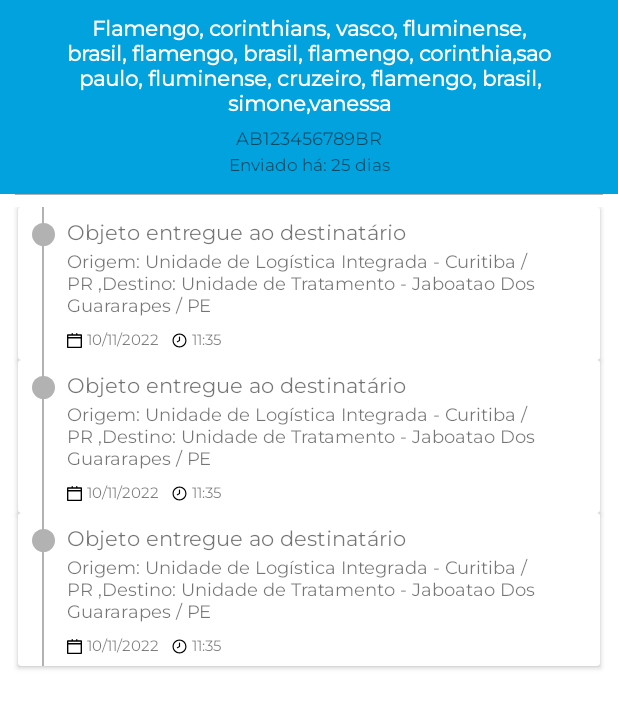
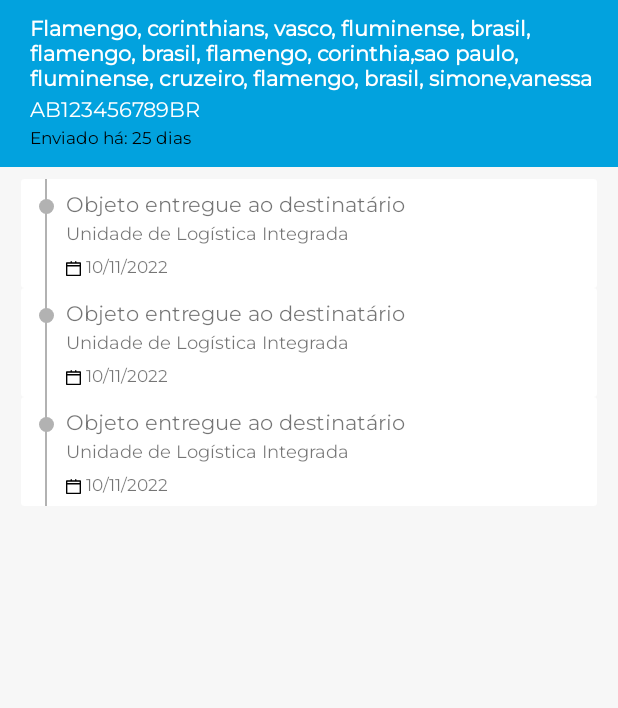
Before and after one commit to IsaqueNogueira/Gerenciador, an Android app: the layout detalhe_encomenda.xml on its own in the app's theme, with its tools: preview values and no code run, on a phone screen of 412 x 824 dp. Shown: the top 708 px of the screen. Run offline under Robolectric (Android 15) with nearby library versions, the phone set to English and light mode, and no system bars.

```diff
--- a/app/build.gradle
+++ b/app/build.gradle
@@ -42,6 +42,7 @@ dependencies {
 
     implementation 'com.squareup.retrofit2:retrofit:2.9.0'
     implementation 'com.squareup.retrofit2:converter-moshi:2.9.0'
+    implementation 'com.squareup.retrofit2:converter-gson:2.9.0'
 
     implementation 'androidx.core:core-ktx:1.7.0'
     implementation 'androidx.appcompat:appcompat:1.5.1'
@@ -57,6 +58,7 @@ dependencies {
     implementation 'com.google.firebase:firebase-auth'
 
     implementation "androidx.lifecycle:lifecycle-runtime-ktx:$lifecycle_version"
+    implementation("org.jetbrains.kotlinx:kotlinx-serialization-json:1.4.1")
 
 
 
--- a/app/src/main/java/com/example/gerenciadordeencomendas/ui/activity/viewmodel/DetalheEncomendaViewModel.kt
+++ b/app/src/main/java/com/example/gerenciadordeencomendas/ui/activity/viewmodel/DetalheEncomendaViewModel.kt
@@ -3,6 +3,7 @@ package com.example.gerenciadordeencomendas.ui.activity.viewmodel
 import androidx.lifecycle.ViewModel
 import com.example.gerenciadordeencomendas.repository.Repository
 import com.example.gerenciadordeencomendas.webcliente.model.ApiCorreios
+import com.example.gerenciadordeencomendas.webcliente.model.ApiMelhorRastreio
 
 class DetalheEncomendaViewModel(
     private val repository: Repository
@@ -18,5 +19,9 @@ class DetalheEncomendaViewModel(
       return  repository.buscaWebCliente(codigo)
     }
 
+    suspend fun buscaWebClienteMelhorRastreio(codigo: String): ApiMelhorRastreio {
+       return repository.buscaWebClientMelhorEnvio(codigo)
+    }
+
 
 }
--- a/app/src/main/res/drawable/ic_back.xml
+++ b/app/src/main/res/drawable/ic_back.xml
@@ -1,5 +1,5 @@
 <vector android:autoMirrored="true" android:height="24dp"
-    android:tint="@color/cinza_fraco" android:viewportHeight="24"
+    android:tint="@color/white" android:viewportHeight="24"
     android:viewportWidth="24" android:width="24dp" xmlns:android="http://schemas.android.com/apk/res/android">
     <path android:fillColor="@android:color/white" android:pathData="M20,11H7.83l5.59,-5.59L12,4l-8,8 8,8 1.41,-1.41L7.83,13H20v-2z"/>
 </vector>
--- a/app/src/main/res/layout/detalhe_encomenda.xml
+++ b/app/src/main/res/layout/detalhe_encomenda.xml
@@ -3,7 +3,9 @@
     android:layout_width="match_parent"
     android:layout_height="match_parent"
     xmlns:app="http://schemas.android.com/apk/res-auto"
-    xmlns:tools="http://schemas.android.com/tools">
+    xmlns:tools="http://schemas.android.com/tools"
+    android:background="@color/cinza_claro"
+    >
 
     <View
         android:id="@+id/detalhe_encomenda_titulo"
@@ -22,33 +24,33 @@
         android:layout_width="0dp"
         android:layout_height="wrap_content"
         android:layout_marginTop="10dp"
-        android:layout_marginEnd="20dp"
+        android:layout_marginEnd="8dp"
         android:layout_marginStart="20dp"
-        android:textAlignment="center"
         android:textColor="@color/white"
         android:textStyle="bold"
         app:layout_constraintEnd_toEndOf="parent"
         app:layout_constraintStart_toStartOf="parent"
         app:layout_constraintTop_toTopOf="parent"
+        app:layout_constraintBottom_toTopOf="@id/detalhe_encomenda_codigoRastreio"
         tools:text="Flamengo, corinthians, vasco, fluminense, brasil, flamengo, brasil, flamengo, corinthia,sao paulo, fluminense, cruzeiro, flamengo, brasil, simone,vanessa" />
 
     <TextView
         android:id="@+id/detalhe_encomenda_codigoRastreio"
         android:layout_width="wrap_content"
         android:layout_height="wrap_content"
-        android:layout_marginTop="4dp"
-        android:textSize="12sp"
-        app:layout_constraintEnd_toEndOf="@id/detalhe_encomenda_nomePacote"
+        android:textColor="@color/white"
         app:layout_constraintStart_toStartOf="@id/detalhe_encomenda_nomePacote"
         app:layout_constraintTop_toBottomOf="@id/detalhe_encomenda_nomePacote"
-        tools:text="AB123456789BR" />
+        tools:text="AB123456789BR"
+        android:textIsSelectable="true"
+        />
 
     <TextView
         android:id="@+id/detalhe_encomenda_diasenviado"
         android:layout_width="wrap_content"
         android:layout_height="wrap_content"
         android:textSize="11sp"
-        app:layout_constraintEnd_toEndOf="@id/detalhe_encomenda_codigoRastreio"
+        android:textColor="@color/black"
         app:layout_constraintStart_toStartOf="@id/detalhe_encomenda_codigoRastreio"
         app:layout_constraintTop_toBottomOf="@id/detalhe_encomenda_codigoRastreio"
         tools:text="Enviado há: 25 dias" />
@@ -56,7 +58,7 @@
     <View
         android:id="@+id/detalhe_encomenda_linha"
         android:layout_width="0dp"
-        android:layout_height="0.4dp"
+        android:layout_height="0dp"
         android:layout_margin="10dp"
         android:background="@color/cinza_fraco"
         app:layout_constraintEnd_toEndOf="parent"
@@ -67,15 +69,16 @@
         android:id="@+id/detalhe_encomenda_recyclerview"
         android:layout_width="0dp"
         android:layout_height="0dp"
-        android:layout_marginStart="8dp"
         android:layout_marginTop="8dp"
-        android:layout_marginEnd="8dp"
-        app:layoutManager="androidx.recyclerview.widget.LinearLayoutManager"
+        android:layout_marginBottom="8dp"
+        android:layout_marginStart="10dp"
+        android:layout_marginEnd="10dp"
         app:layout_constraintBottom_toBottomOf="parent"
         app:layout_constraintEnd_toEndOf="parent"
         app:layout_constraintStart_toStartOf="parent"
         app:layout_constraintTop_toBottomOf="@id/detalhe_encomenda_linha"
-        tools:listitem="@layout/item_rastreio" />
+        tools:listitem="@layout/item_rastreio"
+        />
 
     <TextView
         android:id="@+id/detalhe_encomenda_mensagemErro"
--- a/app/src/main/res/layout/item_rastreio.xml
+++ b/app/src/main/res/layout/item_rastreio.xml
@@ -7,6 +7,7 @@
     android:layout_height="wrap_content"
     android:layout_marginStart="4dp"
     android:layout_marginEnd="4dp"
+    app:cardElevation="0dp"
     app:layout_constraintEnd_toEndOf="parent"
     app:layout_constraintStart_toStartOf="parent"
     app:layout_constraintTop_toTopOf="parent">
@@ -29,8 +30,8 @@
 
         <View
             android:id="@+id/item_rastreio_linha_do_tempo_circulo"
-            android:layout_width="15dp"
-            android:layout_height="15dp"
+            android:layout_width="10dp"
+            android:layout_height="10dp"
             android:background="@drawable/view_circular_cinza"
             app:layout_constraintBottom_toBottomOf="@id/item_rastreio_status"
             app:layout_constraintEnd_toEndOf="@id/item_rastreio_linha_do_tempo"
@@ -54,52 +55,26 @@
             android:id="@+id/item_rastreio_data"
             android:layout_width="wrap_content"
             android:layout_height="wrap_content"
-            android:textSize="10sp"
             android:layout_marginStart="3dp"
+            android:layout_marginEnd="8dp"
+            android:textSize="11sp"
+            app:layout_constraintBottom_toBottomOf="@id/item_rastreio_iconcalendar"
             app:layout_constraintStart_toEndOf="@id/item_rastreio_iconcalendar"
             app:layout_constraintTop_toTopOf="@id/item_rastreio_iconcalendar"
-            app:layout_constraintBottom_toBottomOf="@id/item_rastreio_iconcalendar"
-            app:layout_constraintEnd_toStartOf="@id/item_rastreio_iconhora"
-            android:layout_marginEnd="8dp"
             tools:text="10/11/2022" />
-
-
 
         <View
             android:id="@+id/item_rastreio_iconcalendar"
             android:layout_width="10dp"
             android:layout_height="10dp"
             android:layout_marginEnd="3dp"
+            android:layout_marginBottom="8dp"
             android:background="@drawable/ic_calendar"
-            app:layout_constraintTop_toBottomOf="@id/item_rastreio_substatus"
-            app:layout_constraintStart_toStartOf="@id/item_rastreio_substatus"
+            app:layout_constraintBottom_toBottomOf="parent"
             app:layout_constraintEnd_toEndOf="@id/item_rastreio_data"
             app:layout_constraintHorizontal_bias="1.0"
-            app:layout_constraintBottom_toBottomOf="parent"
-            android:layout_marginBottom="8dp"
-            />
-
-        <TextView
-            android:id="@+id/item_rastreio_hora"
-            android:layout_width="wrap_content"
-            android:layout_height="wrap_content"
-            android:textSize="10sp"
-            app:layout_constraintStart_toEndOf="@id/item_rastreio_iconhora"
-            android:layout_marginStart="3dp"
-            app:layout_constraintTop_toTopOf="@id/item_rastreio_iconhora"
-            app:layout_constraintBottom_toBottomOf="@id/item_rastreio_iconhora"
-            tools:text="11:35" />
-
-        <View
-            android:id="@+id/item_rastreio_iconhora"
-            android:layout_width="10dp"
-            android:layout_height="10dp"
-            android:background="@drawable/ic_hora"
-            app:layout_constraintStart_toEndOf="@id/item_rastreio_data"
-            app:layout_constraintTop_toTopOf="@id/item_rastreio_data"
-            app:layout_constraintBottom_toBottomOf="@id/item_rastreio_data"
-            app:layout_constraintEnd_toEndOf="@id/item_rastreio_hora"
-             />
+            app:layout_constraintStart_toStartOf="@id/item_rastreio_substatus"
+            app:layout_constraintTop_toBottomOf="@id/item_rastreio_substatus" />
 
         <TextView
             android:id="@+id/item_rastreio_substatus"
@@ -112,7 +87,7 @@
             app:layout_constraintEnd_toEndOf="parent"
             app:layout_constraintStart_toStartOf="@id/item_rastreio_status"
             app:layout_constraintTop_toBottomOf="@id/item_rastreio_status"
-            tools:text="Origem: Unidade de Logística Integrada - Curitiba / PR ,Destino: Unidade de Tratamento - Jaboatao Dos Guararapes / PE" />
+            tools:text="Unidade de Logística Integrada" />
 
     </androidx.constraintlayout.widget.ConstraintLayout>
 </androidx.cardview.widget.CardView>
--- a/app/src/main/res/layout/lista_encomendas.xml
+++ b/app/src/main/res/layout/lista_encomendas.xml
@@ -3,7 +3,8 @@
     xmlns:app="http://schemas.android.com/apk/res-auto"
     xmlns:tools="http://schemas.android.com/tools"
     android:layout_width="match_parent"
-    android:layout_height="match_parent">
+    android:layout_height="match_parent"
+    android:background="@color/cinza_claro">
 
     <androidx.appcompat.widget.AppCompatButton
         android:id="@+id/lista_encomenda_botao"
@@ -28,6 +29,7 @@
         android:layout_width="0dp"
         android:layout_height="0dp"
         android:layout_marginTop="10dp"
+        android:layout_marginBottom="10dp"
         app:layoutManager="androidx.recyclerview.widget.LinearLayoutManager"
         app:layout_constraintBottom_toBottomOf="parent"
         app:layout_constraintEnd_toEndOf="parent"
--- a/app/src/main/res/values/colors.xml
+++ b/app/src/main/res/values/colors.xml
@@ -9,5 +9,6 @@
     <color name="white">#FFFFFFFF</color>
     <color name="cinza_fraco">#b2b2b2</color>
     <color name="cinza_medio">#555555</color>
+    <color name="cinza_claro">#f7f7f7</color>
     <color name="green_entrege">#54B435</color>
 </resources>
```
Also changed, not shown: app/src/main/java/com/example/gerenciadordeencomendas/adapters/DetalheEncomendaAdapter.kt (+45 -39 lines), app/src/main/java/com/example/gerenciadordeencomendas/repository/Repository.kt (+11 -3 lines), app/src/main/java/com/example/gerenciadordeencomendas/ui/activity/fragment/DetalheEncomendaFragment.kt (+68 -47 lines), app/src/main/java/com/example/gerenciadordeencomendas/webcliente/RetrofitMelhorRastreio.kt (added, +15 -0 lines), app/src/main/java/com/example/gerenciadordeencomendas/webcliente/model/ApiMelhorRastreio.kt (added, +63 -0 lines), app/src/main/java/com/example/gerenciadordeencomendas/webcliente/model/RastreioWebClientMelhorEnvio.kt (added, +20 -0 lines), app/src/main/java/com/example/gerenciadordeencomendas/webcliente/services/MelhorRastreioService.kt (added, +13 -0 lines), app/src/main/res/drawable/ic_truck.xml (added, +48 -0 lines).
